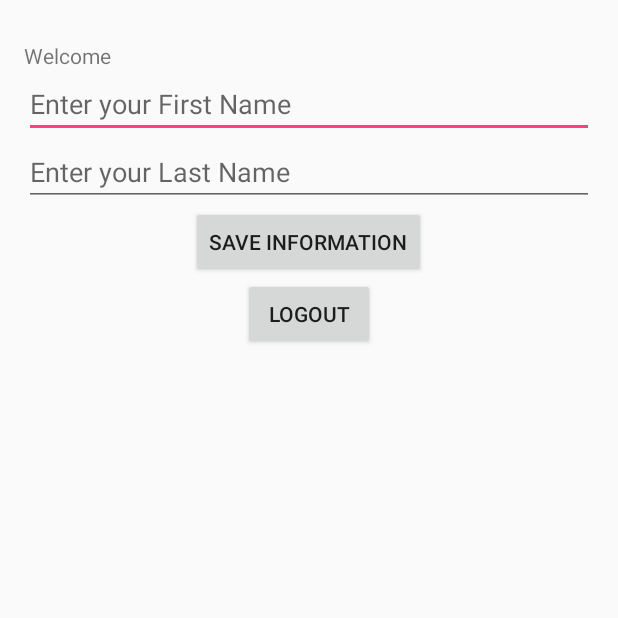
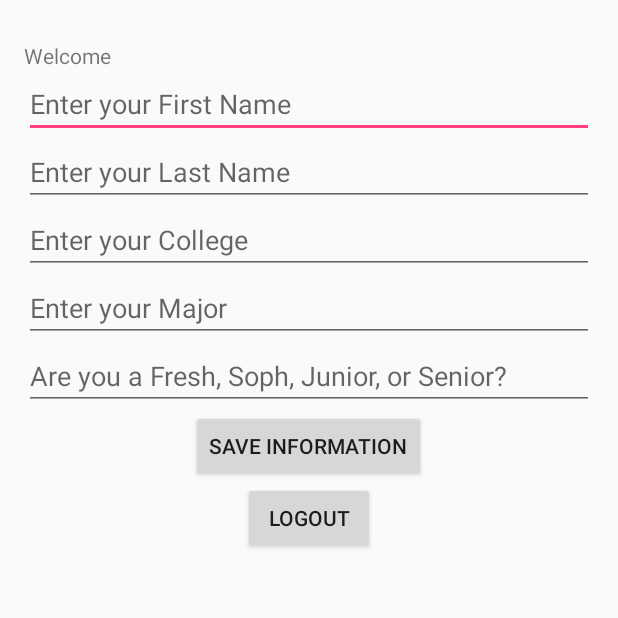
Before and after one commit to sshong19/bunch, an Android app: the screen it shows after launch once a user with an empty profile is signed in (ProfileActivity), on a phone screen of 412 x 824 dp, the top half of it. Run offline under Robolectric (Android 15) with nearby library versions, the phone set to English and light mode, and no system bars; our stand-ins replace Firebase (no records; nobody signed in at launch, a user with empty details on screens opened directly); libraries missing offline, so code that uses them is left out: com.facebook, com.facebook.login.

```diff
--- a/Bunch_Git/app/src/main/res/layout/activity_profile.xml
+++ b/Bunch_Git/app/src/main/res/layout/activity_profile.xml
@@ -34,11 +34,32 @@
             android:layout_below ="@id/textViewUserEmail"/>
 
         <EditText
-            android:id="@+id/editLastName"
+        android:id="@+id/editLastName"
+        android:layout_width="match_parent"
+        android:layout_height="wrap_content"
+        android:hint="Enter your Last Name"
+        android:layout_below = "@id/editFirstName"/>
+
+        <EditText
+            android:id="@+id/editCollege"
             android:layout_width="match_parent"
             android:layout_height="wrap_content"
-            android:hint="Enter your Last Name"
-            android:layout_below = "@id/editFirstName"/>
+            android:hint="Enter your College"
+            android:layout_below = "@id/editCollege"/>
+
+        <EditText
+            android:id="@+id/editMajor"
+            android:layout_width="match_parent"
+            android:layout_height="wrap_content"
+            android:hint="Enter your Major"
+            android:layout_below = "@id/editMajor"/>
+
+        <EditText
+            android:id="@+id/editYear"
+            android:layout_width="match_parent"
+            android:layout_height="wrap_content"
+            android:hint="Are you a Fresh, Soph, Junior, or Senior?"
+            android:layout_below = "@id/editYear"/>
 
         <Button
             android:id = "@+id/buttonSave"
```
Also changed, not shown: Bunch_Git/app/src/main/java/com/appsco/bunch/ProfileThread.java (added, +13 -0 lines), Bunch_Git/app/src/main/res/layout/activity_profile_thread.xml (added, +23 -0 lines).
